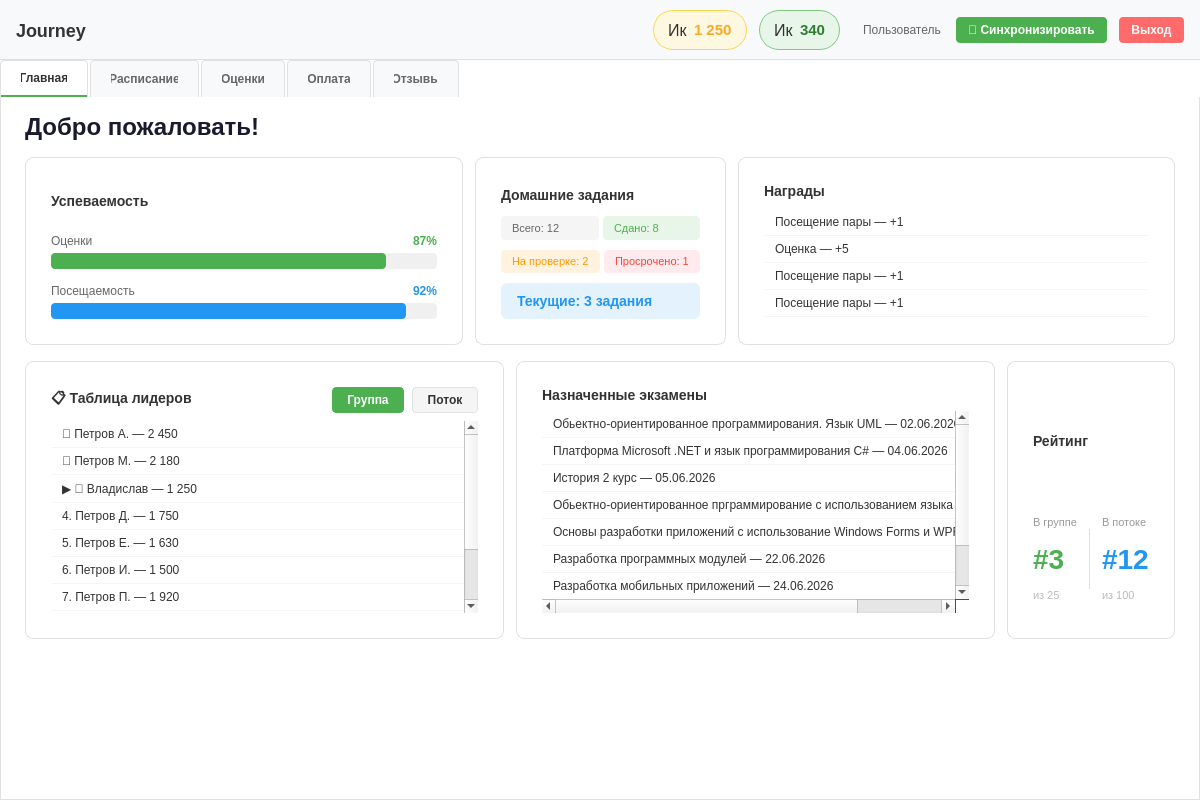
Above: Qt/Journey/ui/main/mainwindow.ui from 1Creech12/C-DZ before the change. Below: the same form after it.
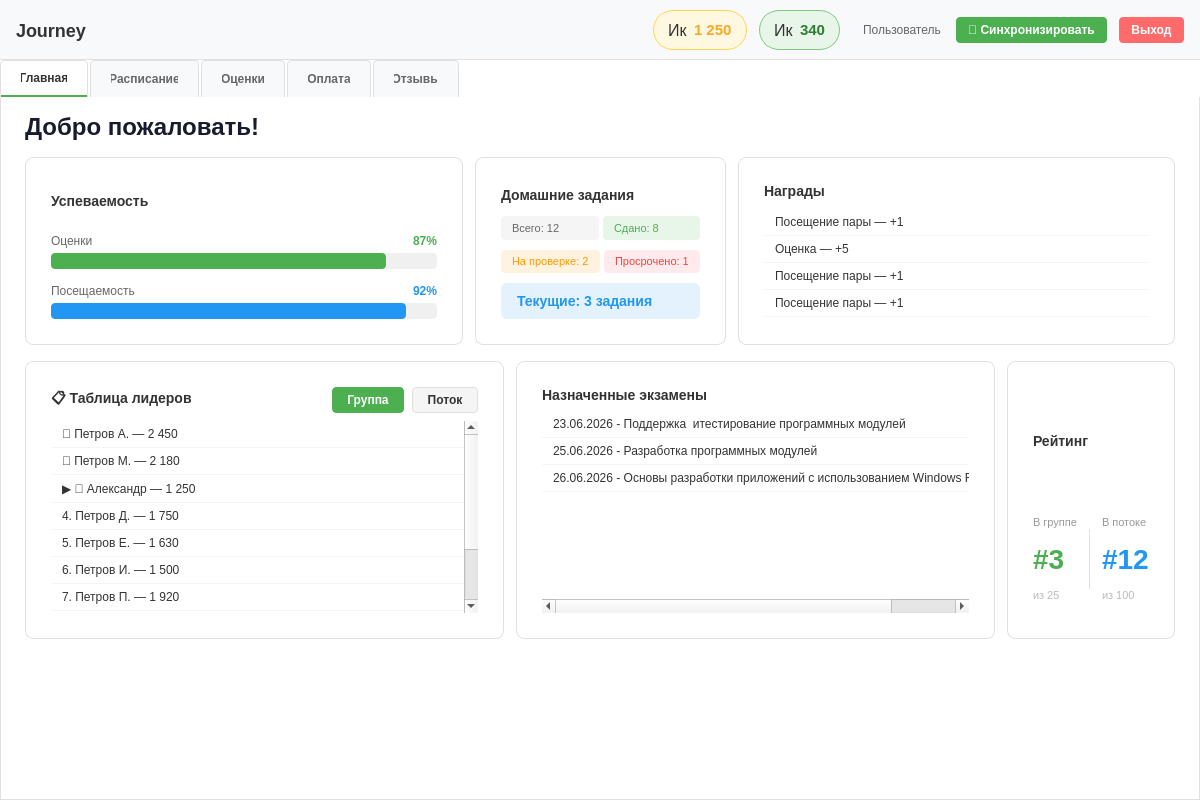
That is the form after the change.

What changed in the file:
```diff
--- a/Qt/Journey/ui/main/mainwindow.ui
+++ b/Qt/Journey/ui/main/mainwindow.ui
@@ -867,7 +867,7 @@
                    </item>
                    <item>
                     <property name="text">
-                     <string>▶ 🥉 Владислав — 1 250</string>
+                     <string>▶ 🥉 Александр — 1 250</string>
                     </property>
                    </item>
                    <item>
@@ -1035,42 +1035,17 @@
                </property>
                <item>
                 <property name="text">
-                 <string>Обьектно-ориентированное программирования. Язык UML — 02.06.2026</string>
+                 <string>23.06.2026 - Поддержка  итестирование программных модулей</string>
                 </property>
                </item>
                <item>
                 <property name="text">
-                 <string>Платформа Microsoft .NET и язык программирования C# — 04.06.2026</string>
+                 <string>25.06.2026 - Разработка программных модулей</string>
                 </property>
                </item>
                <item>
                 <property name="text">
-                 <string>История 2 курс — 05.06.2026</string>
-                </property>
-               </item>
-               <item>
-                <property name="text">
-                 <string>Обьектно-ориентированное прграммирование с использованием языка C++ — 10.06.2026</string>
-                </property>
-               </item>
-               <item>
-                <property name="text">
-                 <string>Основы разработки приложений с использование Windows Forms и WPF — 18.06.2026</string>
-                </property>
-               </item>
-               <item>
-                <property name="text">
-                 <string>Разработка программных модулей — 22.06.2026</string>
-                </property>
-               </item>
-               <item>
-                <property name="text">
-                 <string>Разработка мобильных приложений — 24.06.2026</string>
-                </property>
-               </item>
-               <item>
-                <property name="text">
-                 <string>Поддержка и тестирование программных модулей — 26.06.2026</string>
+                 <string>26.06.2026 - Основы разработки приложений с использованием Windows Forms и WPF</string>
                 </property>
                </item>
               </widget>
```
